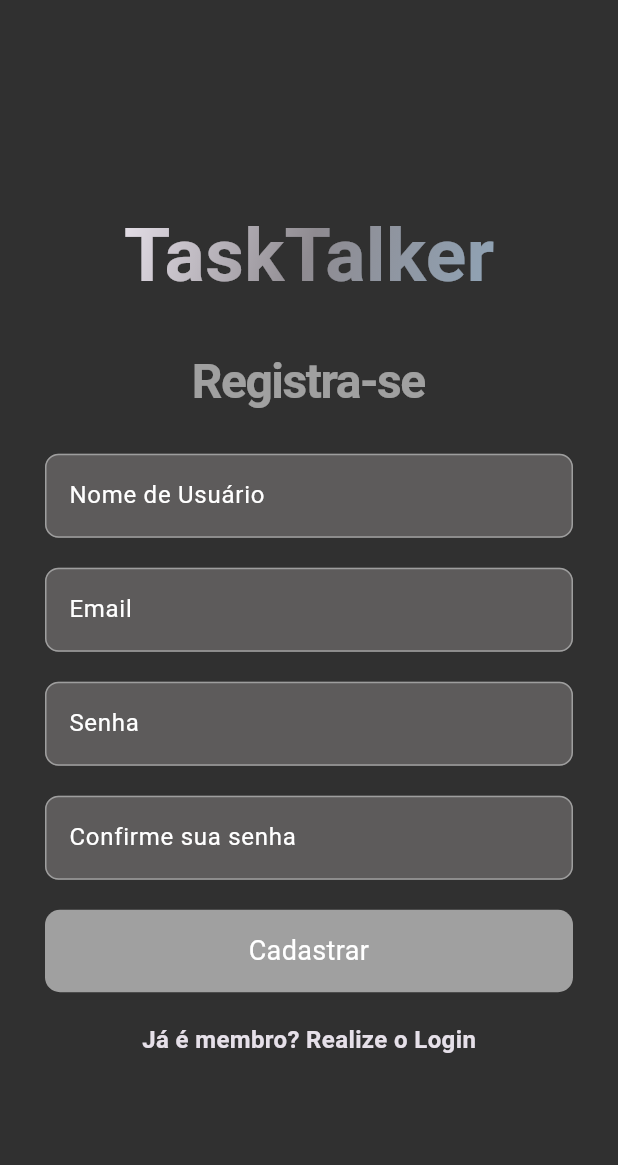
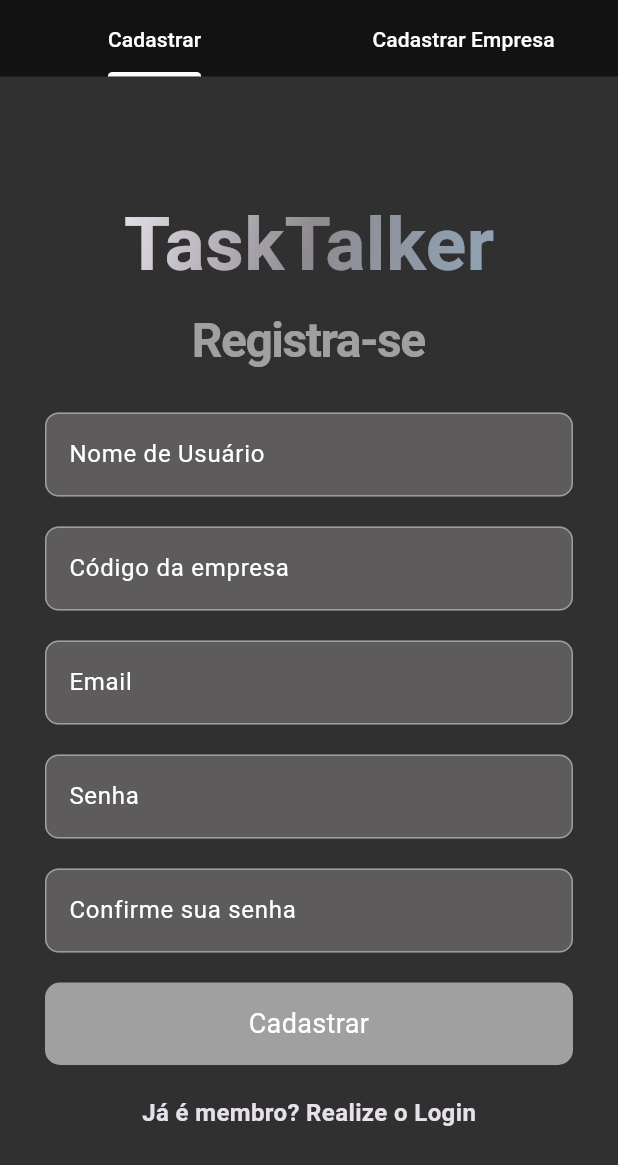
Before and after one commit to rabmorim/app_tasktalker, a Flutter app: the screen it shows after launch, after a tap on "Cadastre-se", on a phone screen of 412 x 824 dp. Shown: the top 1165 px of the screen. Run offline on Flutter 3.47's test engine with Material 3 defaults, Android fonts, the phone set to English and light mode, and no system bars; our stand-ins replace awesome_snackbar_content, cloud_firestore, firebase_auth, firebase_core, flutter_local_notifications, font_awesome_flutter and 3 more; missing offline and left inert: googleapis; accounts and stored records are empty; network calls fail; Roboto replaces fonts that are missing (Fascinate Inline, Nougat).

Commit message:
Update de funcionalidades e implementação

```diff
--- a/lib/pages/recursos/text_field.dart
+++ b/lib/pages/recursos/text_field.dart
@@ -1,32 +1,40 @@
 import "package:flutter/material.dart";
+import 'package:flutter/services.dart';
 
-class MyTextField extends StatelessWidget{
-
+class MyTextField extends StatelessWidget {
   final TextEditingController controller;
   final String labelText;
   final bool obscureText;
+  final bool
+      isCnpjField;
 
   const MyTextField({
     super.key,
     required this.controller,
     required this.labelText,
-    required this.obscureText
+    required this.obscureText,
+    this.isCnpjField = false, // Valor padrão como falso para uso flexível
   });
 
   @override
   Widget build(BuildContext context) {
     Size tela = MediaQuery.of(context).size;
     return SizedBox(
-      width: tela.width-60,
+      width: tela.width - 60,
       child: TextField(
         controller: controller,
         obscureText: obscureText,
-        decoration:   InputDecoration(
-        labelText: labelText,
+        keyboardType: isCnpjField ? TextInputType.number : TextInputType.text,
+        inputFormatters: isCnpjField
+            ? [
+                FilteringTextInputFormatter.digitsOnly,
+                LengthLimitingTextInputFormatter(14)
+              ]
+            : [],
+        decoration: InputDecoration(
+          labelText: labelText,
         ),
       ),
     );
   }
-
-
 }
--- a/lib/pages/register_page.dart
+++ b/lib/pages/register_page.dart
@@ -1,13 +1,13 @@
 import "package:app_mensagem/pages/recursos/button.dart";
 import "package:app_mensagem/pages/recursos/logo.dart";
 import "package:app_mensagem/pages/recursos/text_field.dart";
+import "package:app_mensagem/pages/register_enterprise.dart";
 import "package:app_mensagem/services/auth/auth_service.dart";
 import "package:flutter/material.dart";
 
 class Register extends StatefulWidget {
   final void Function()? onTap;
-   const Register({super.key, required this.onTap});
-
+  const Register({super.key, this.onTap});
 
   @override
   State<Register> createState() => _RegisterState();
@@ -18,15 +18,19 @@ class _RegisterState extends State<Register> {
   final authService = AuthService();
 
   //Text controllers e variaveis
-  final userName = TextEditingController();
-  final emailController = TextEditingController();
-  final passwordController = TextEditingController();
-  final confirmPasswordController = TextEditingController();
+  final _userName = TextEditingController();
+  final _emailController = TextEditingController();
+  final _passwordController = TextEditingController();
+  final _confirmPasswordController = TextEditingController();
+  final _codeController = TextEditingController();
+
+  //Lista de páginas
+  late List<Widget> _pages;
 
   //Cadastrar
   void cadastrar() async {
     //Verificando se as senhas são compativeis
-    if (passwordController.text != confirmPasswordController.text) {
+    if (_passwordController.text != _confirmPasswordController.text) {
       ScaffoldMessenger.of(context).showSnackBar(
         const SnackBar(
           content: Text('Senhas não sao iguais, tente novamente!'),
@@ -34,11 +38,22 @@ class _RegisterState extends State<Register> {
       );
       return;
     }
+    //Verificando se existe empresa com aquele código
+    bool verifyEnterprise = await authService.verifyEnterprise(_codeController.text);
+    if(verifyEnterprise == false){
+         // ignore: use_build_context_synchronously
+         ScaffoldMessenger.of(context).showSnackBar(
+        const SnackBar(
+          content: Text('Empresa nao existente'),
+        ),
+      );
+      return;
+    }
 
     //Verificando se o usuário ja existe
-    bool verifyUser= await authService.verifyUser(userName.text);
+    bool verifyUser = await authService.verifyUser(_userName.text);
     // print(verifyUser.toString());
-    if(verifyUser){
+    if (verifyUser) {
       // ignore: use_build_context_synchronously
       ScaffoldMessenger.of(context).showSnackBar(
         const SnackBar(
@@ -49,10 +64,9 @@ class _RegisterState extends State<Register> {
     }
 
 
-
     try {
       await authService.signUpWithEmailAndPassword(
-          emailController.text, passwordController.text, userName.text);
+          _emailController.text, _passwordController.text, _userName.text, _codeController.text);
     } catch (e) {
       // ignore: use_build_context_synchronously
       ScaffoldMessenger.of(context).showSnackBar(
@@ -65,22 +79,55 @@ class _RegisterState extends State<Register> {
     }
   }
 
+  @override
+  void initState() {
+    super.initState();
+    _pages = [
+      const Register(),
+      const RegisterEnterprise(),
+    ];
+  }
 
   @override
   Widget build(BuildContext context) {
-    return Scaffold(
-      body: SafeArea(
+    return DefaultTabController(
+      length: _pages.length,
+      child: Scaffold(
+        appBar: AppBar(
+          bottom: const PreferredSize(
+            preferredSize: Size.fromHeight(-5),
+            child: TabBar(
+              tabAlignment: TabAlignment.fill,
+              indicatorColor: Colors.white,
+              dividerColor: Colors.transparent,
+              labelColor: Colors.white,
+              indicatorSize: TabBarIndicatorSize
+                  .label, // Deixa o indicador com o tamanho do label
+              labelPadding: EdgeInsets.symmetric(horizontal: 16.0),
+              tabs: [
+                Tab(text: "Cadastrar"),
+                Tab(text: "Cadastrar Empresa"),
+              ],
+              labelStyle: TextStyle(
+                fontFamily: 'Nougat',
+              ),
+            ),
+          ),
+        ),
+        body: TabBarView(
+          children: [
+            SafeArea(
               child: Center(
                 child: SingleChildScrollView(
                   child: Column(
                     mainAxisAlignment: MainAxisAlignment.center,
                     children: [
                       //Espaçamento
-                const SizedBox(height: 15),
+                      const SizedBox(height: 5),
                       //Nome do app
                       const LogoWidget(titulo: 'TaskTalker'),
                       //Espaçamento
-                const SizedBox(height: 25),
+                      const SizedBox(height: 5),
                       //Mensagem para criação de contas
                       const Text(
                         "Registra-se",
@@ -94,15 +141,21 @@ class _RegisterState extends State<Register> {
 
                       //Nome de usuário
                       MyTextField(
-                  controller: userName,
+                          controller: _userName,
                           labelText: 'Nome de Usuário',
                           obscureText: false),
 
                       const SizedBox(height: 20),
+                      //Código de empresa
+                      MyTextField(
+                          controller: _codeController,
+                          labelText: 'Código da empresa',
+                          obscureText: false),
+                      const SizedBox(height: 20),
 
                       //email textfield
                       MyTextField(
-                    controller: emailController,
+                          controller: _emailController,
                           labelText: 'Email',
                           obscureText: false),
 
@@ -111,7 +164,7 @@ class _RegisterState extends State<Register> {
 
                       //senha textfield
                       MyTextField(
-                    controller: passwordController,
+                          controller: _passwordController,
                           labelText: 'Senha',
                           obscureText: true),
 
@@ -120,7 +173,7 @@ class _RegisterState extends State<Register> {
 
                       //Confirmação de senha texfiel
                       MyTextField(
-                    controller: confirmPasswordController,
+                          controller: _confirmPasswordController,
                           labelText: 'Confirme sua senha',
                           obscureText: true),
 
@@ -134,6 +187,8 @@ class _RegisterState extends State<Register> {
                           },
                           text: "Cadastrar"),
 
+                      //Espaçamento entre botões
+
                       const SizedBox(height: 20),
                       // Registra-se
 
@@ -144,8 +199,8 @@ class _RegisterState extends State<Register> {
                             onTap: widget.onTap,
                             child: const Text(
                               "Já é membro? Realize o Login",
-                        style:
-                            TextStyle(fontWeight: FontWeight.bold, fontSize: 16),
+                              style: TextStyle(
+                                  fontWeight: FontWeight.bold, fontSize: 16),
                             ),
                           ),
                         ],
@@ -155,6 +210,11 @@ class _RegisterState extends State<Register> {
                 ),
               ),
             ),
+            //segunda aba com a lista de páginas
+            _pages[1],
+          ],
+        ),
+      ),
     );
   }
 }
--- a/pubspec.yaml
+++ b/pubspec.yaml
@@ -73,6 +73,7 @@ dependencies:
   font_awesome_flutter: ^10.7.0
   googleapis_auth: ^1.6.0
   googleapis: ^13.2.0
+  awesome_snackbar_content: ^0.1.4
 
 dev_dependencies:
   flutter_test:
```
Also changed, not shown: lib/pages/recursos/list_users.dart (+48 -10 lines), lib/pages/register_enterprise.dart (added, +164 -0 lines), lib/services/auth/auth_service.dart (+45 -11 lines), lib/pages/calendar_page.dart (line endings or trailing spaces), pubspec.lock. Lines whose indentation alone changed are shown as unchanged.
